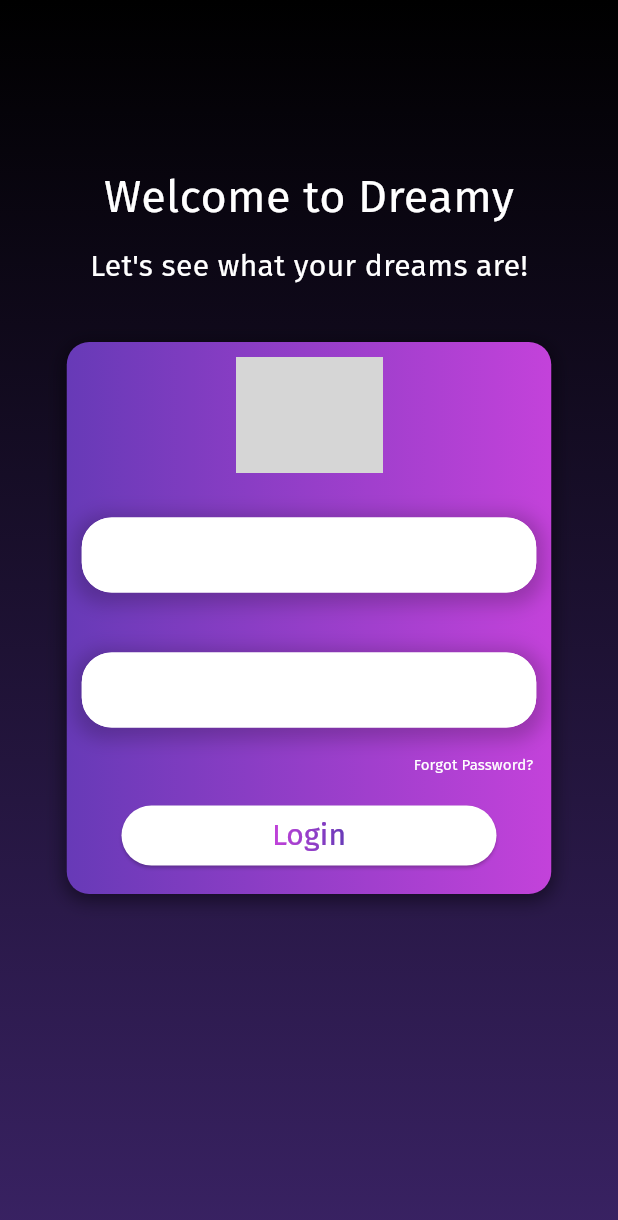
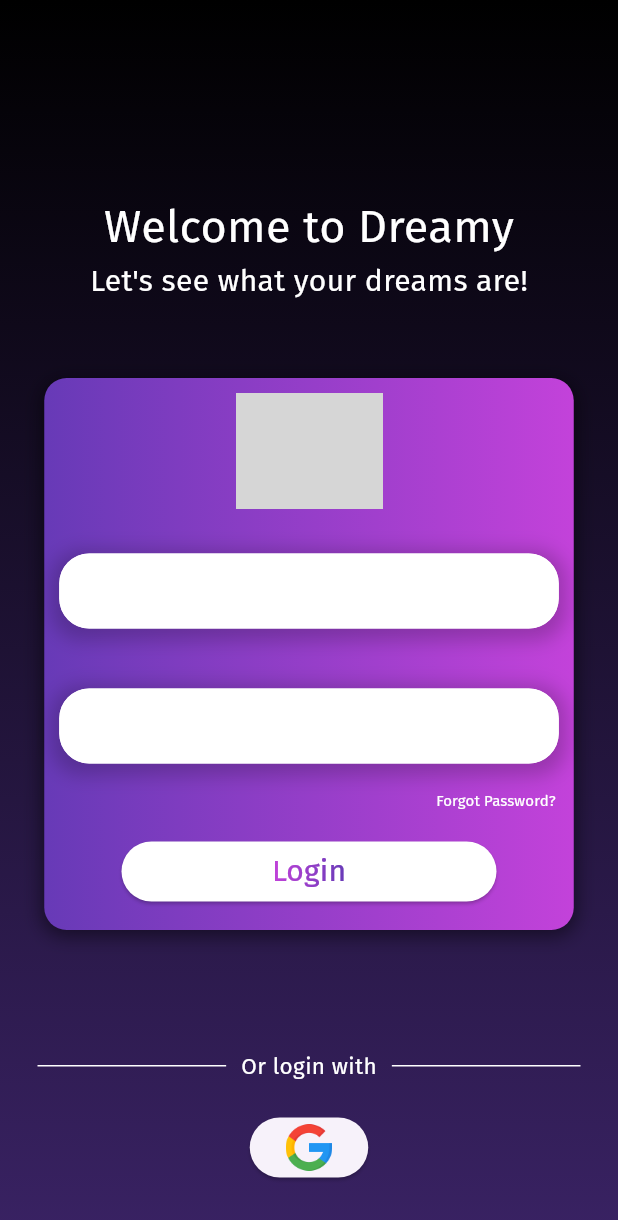
Before and after one commit to CloudreiL/Dreamy_project, a Flutter app: the screen it shows after launch, on a phone screen of 412 x 824 dp. Shown: the top 1220 px of the screen. Run offline on Flutter 3.47's test engine with Material 3 defaults, Android fonts, the phone set to English and light mode, and no system bars; drawn by our look-alikes of simple_gradient_text; our stand-ins replace curved_navigation_bar; project files that could hold a hidden picture were left out; grey boxes are pictures that could not be loaded.

Commit message:
Edited background color gradient on pages. Edited LoginPage, added RegistrationPage

```diff
--- a/lib/classes/style.dart
+++ b/lib/classes/style.dart
@@ -35,7 +35,6 @@ class TextFields{
       filled: true,
       fillColor: Color.fromRGBO(255, 255, 255, 200),
 
-
   );
 
   static InputDecoration FieldDec_2 = InputDecoration(
@@ -52,4 +51,19 @@ class TextFields{
       filled: true,
       fillColor: Color.fromRGBO(255, 255, 255, 200),
   );
+
+  static InputDecoration FieldDec_3 = InputDecoration(
+    enabledBorder: OutlineInputBorder(
+        borderSide: BorderSide(color: Colors.white),
+        borderRadius: BorderRadius.circular(20)
+    ),
+    focusedBorder: OutlineInputBorder(
+        borderSide: BorderSide(color: Colors.white),
+        borderRadius: BorderRadius.circular(20)
+    ),
+    labelText: 'Confirm Password',
+    labelStyle: TextStyles.StyleText_normal,
+    filled: true,
+    fillColor: Color.fromRGBO(255, 255, 255, 200),
+  );
 }
--- a/lib/pages/registration_login/login_page.dart
+++ b/lib/pages/registration_login/login_page.dart
@@ -1,6 +1,7 @@
 import 'package:flutter/material.dart';
 import 'package:dreamy_project/classes/style.dart';
 import 'package:dreamy_project/classes/curvednavbar.dart';
+import 'package:dreamy_project/pages/registration_login/registration_page.dart';
 
 import 'package:simple_gradient_text/simple_gradient_text.dart';
 
@@ -9,41 +10,36 @@ class LoginPage extends StatelessWidget {
 
   @override
   Widget build(BuildContext context) {
-    return Scaffold(
-      body: Stack(
-        children: [
-          Positioned.fill(
-            child: Container(
+    return Container(
       decoration: BoxDecoration(
           gradient: LinearGradient(
             begin: Alignment.topCenter,
             end: Alignment.bottomCenter,
             colors: [Colors.black, Color.fromRGBO(57, 34, 99, 1)],
+          )
       ),
-              ),
-            ),
-          ),
-          Center(
+
+      child: Scaffold(
+        backgroundColor: Colors.transparent,
+        body: SingleChildScrollView(
+            child: Center(
               child: Column(
                 children: [
-                Padding(padding: EdgeInsets.only(top:110),
+                  Padding(padding: EdgeInsets.only(top:130),
                       child: Text(
                         'Welcome to Dreamy',
                         style: TextStyles.StyleText_title,
                       )
                   ),
-                Padding(padding: EdgeInsets.only(top:10),
-                  child: Text(
+                  Text(
                       "Let's see what your dreams are!",
                       style: TextStyles.StyleText_normal,
                     ),
-                )
-              ],
-            ),
-          ),
-          Center(
-            child: Container(
-              width: 323,
+
+
+                SizedBox(height: 50),
+                      Container(
+                        width: 353,
                         height: 368,
                         decoration: BoxDecoration(
                             gradient: LinearGradient(
@@ -102,12 +98,14 @@ class LoginPage extends StatelessWidget {
                                     borderRadius: BorderRadius.circular(20)
                                 ),
                                 child: TextField(
+                                  obscureText: true,
                                   decoration: TextFields.FieldDec_2,
                                   cursorColor: Colors.white,
                                   style: TextStyles.StyleText_normal,
                                 ),
                               ),
-                    ), // Поле пароля
+                            ),
+                            // Поле пароля
                             Row(
                               mainAxisAlignment: MainAxisAlignment.end,
                               children: [
@@ -153,8 +151,71 @@ class LoginPage extends StatelessWidget {
                           ],
                         ),
                       ),
+                  SizedBox(height: 60),
+                  Container(
+                    child: Center(
+                      child: Column(
+                        children: [
+                          Padding(padding: EdgeInsets.symmetric(vertical: 20, horizontal: 25),
+                            child: Row(
+                              children: [
+                                Expanded(child: Divider(
+                                  color: Colors.white,
+                                  thickness: 1,
+                                  ),
+                                ),
+                                Padding(
+                                  padding: const EdgeInsets.symmetric(horizontal: 10.0),
+                                  child: Text(
+                                      "Or login with",
+                                      style: TextStyles.StyleText_smaller
+                                  ),
+                                ),
+                                Expanded(child: Divider(
+                                  color: Colors.white,
+                                  thickness: 1,
+                                  ),
                                 ),
                               ],
+                            ),
+                          ),
+                          ElevatedButton(
+                            onPressed: (){},
+                            child: Image.asset("assets/images/google-symbol.png", height: 31, width: 31),
+                          ),
+                          SizedBox(height: 20),
+                          Row(
+                            mainAxisAlignment: MainAxisAlignment.center,
+                            children: [
+                              Text("Don't have an account?",
+                                  style: TextStyles.StyleText_smaller,
+                              ),
+                              TextButton(onPressed: (){
+                                Navigator.pushReplacement(
+                                    context,
+                                    MaterialPageRoute(
+                                      builder: (context) => const RegPage(),
+                                    )
+                                );
+                              },
+                                  child: Text("Sign Up Now",
+                                    style: TextStyle(
+                                        fontSize: 15,
+                                        fontFamily: 'FiraSans_Regular',
+                                        color: Color.fromRGBO(216, 120, 213, 1)
+                                    )
+                                  )
+                              )
+                            ],
+                          )
+                        ],
+                      ),
+                    ),
+                  )
+                ],
+              )
+            ),
+        ),
       ),
     );
   }
--- a/pubspec.yaml
+++ b/pubspec.yaml
@@ -99,6 +99,7 @@ flutter:
 
   assets:
     - "assets/icons/app_icon/android/res/mipmap-xxxhdpi/Dreamy_monochrome.png"
+    - "assets/images/google-symbol.png"
 
 
 
```
Also changed, not shown: lib/pages/home_page.dart (+7 -11 lines), lib/pages/notification_page.dart (+7 -11 lines), lib/pages/registration_login/registration_page.dart (+229 -0 lines), lib/pages/sleep_page.dart (+7 -11 lines), lib/pages/user_page.dart (+7 -11 lines), assets/images/google-symbol.png (added), 3 other files. Lines whose indentation alone changed are shown as unchanged.
